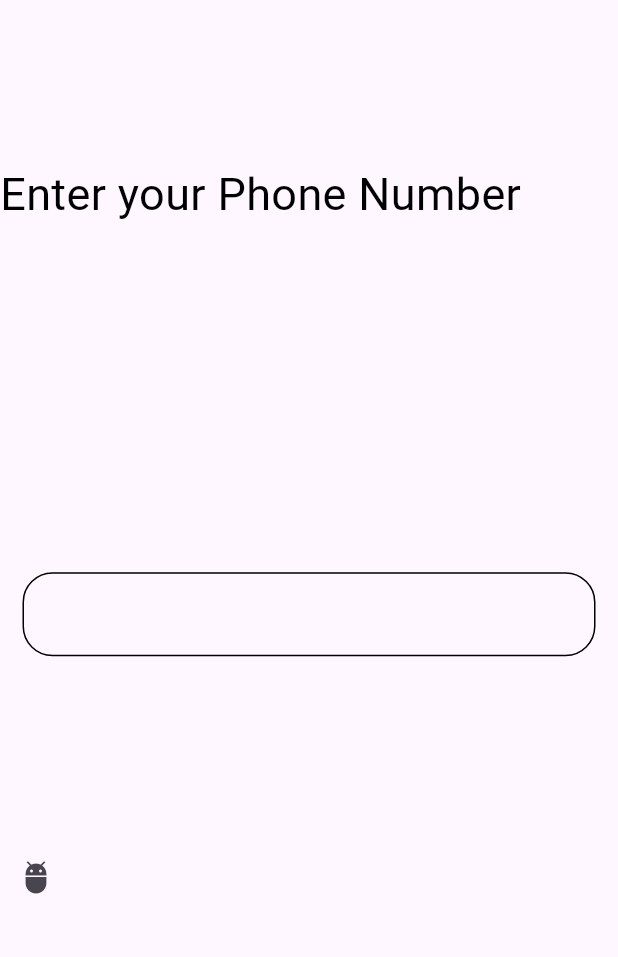
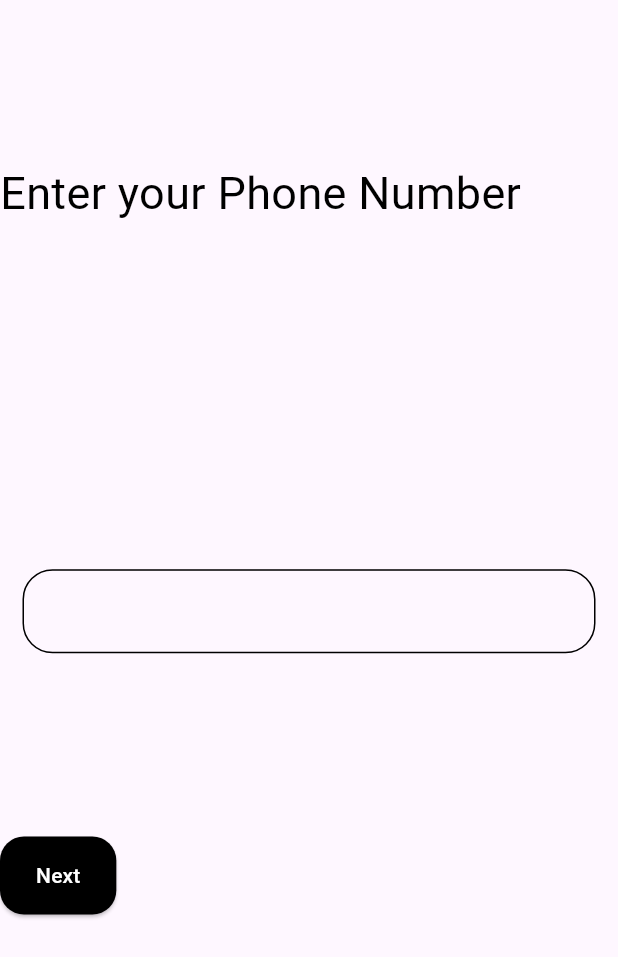
Before and after one commit to bekoorel/login-using-phone-flutter-app, a Flutter app: the screen it shows after launch, on a phone screen of 412 x 824 dp. Shown: the top 957 px of the screen. Run offline on Flutter 3.47's test engine with Material 3 defaults, Android fonts, the phone set to English and light mode, and no system bars; our stand-ins replace otp_text_field.

Commit message:
fixed router button

```diff
--- a/lib/Features/Login_Using_Phone/interface/widget/all_widget.dart
+++ b/lib/Features/Login_Using_Phone/interface/widget/all_widget.dart
@@ -16,7 +16,28 @@ Widget insertNaumber(BuildContext context) {
 }
 
 Widget nextButton(BuildContext context) {
-  return IconButton(onPressed: ()=>SCREENLOGIC.submentPhone(context), icon: Icon(Icons.adb)); /*InkWell(
+  return
+   ElevatedButton(
+          onPressed: () {
+                  // هنا يمكنك إضافة أي إجراء ترغب فيه عند الضغط على الزر
+                          SCREENLOGIC.submentPhone(context);
+                                },
+                                      style: ElevatedButton.styleFrom(
+                                              foregroundColor: Colors.white, backgroundColor: Colors.black, // لون النص
+                                                              shape: RoundedRectangleBorder(
+                                                                        borderRadius: BorderRadius.circular(16.0), // الجوانب المنحنية
+                                                                                ),
+                                                                                        padding: EdgeInsets.symmetric(horizontal: 24.0, vertical: 16.0), // padding لإعطاء الزر شكلاً مربعاً
+                                                                                              ),
+                                                                                                    child: Text(
+                                                                                                            'Next',
+                                                                                                                    style: TextStyle(
+                                                                                                                              color: Colors.white,
+                                                                                                                                      ),
+                                                                                                                                            ),
+                                                                                                                                                );
+
+   /*Inkwell ()
    onTap: SCREENLOGIC.submentPhone(context),
     child: Container(alignment: Alignment.center,
       margin: const EdgeInsets.all(8),
```
